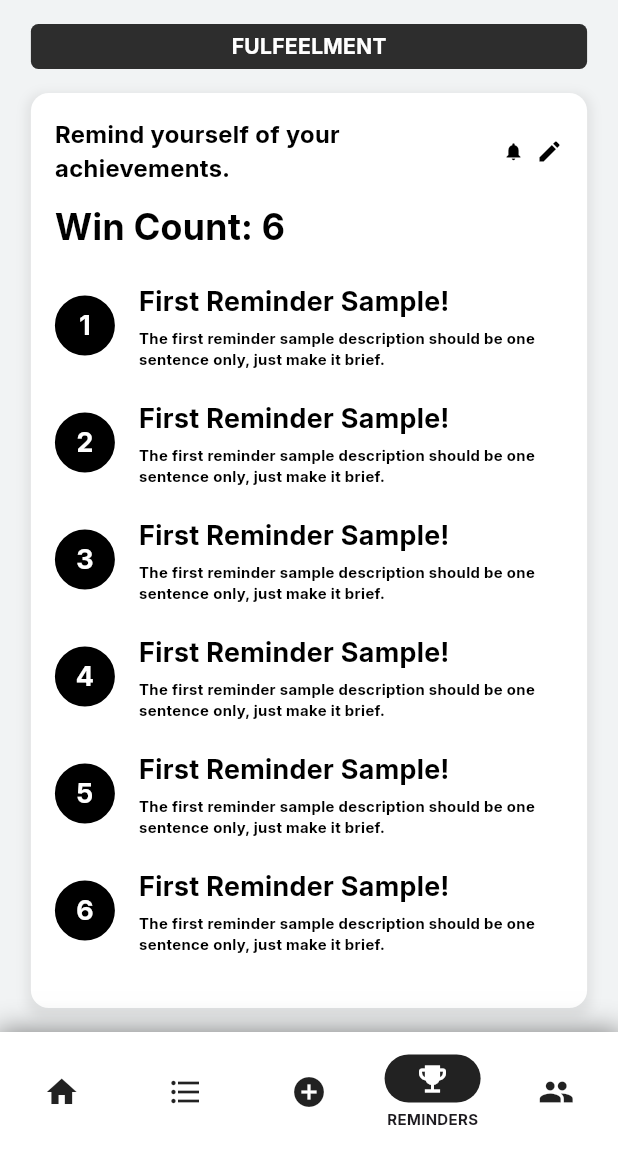
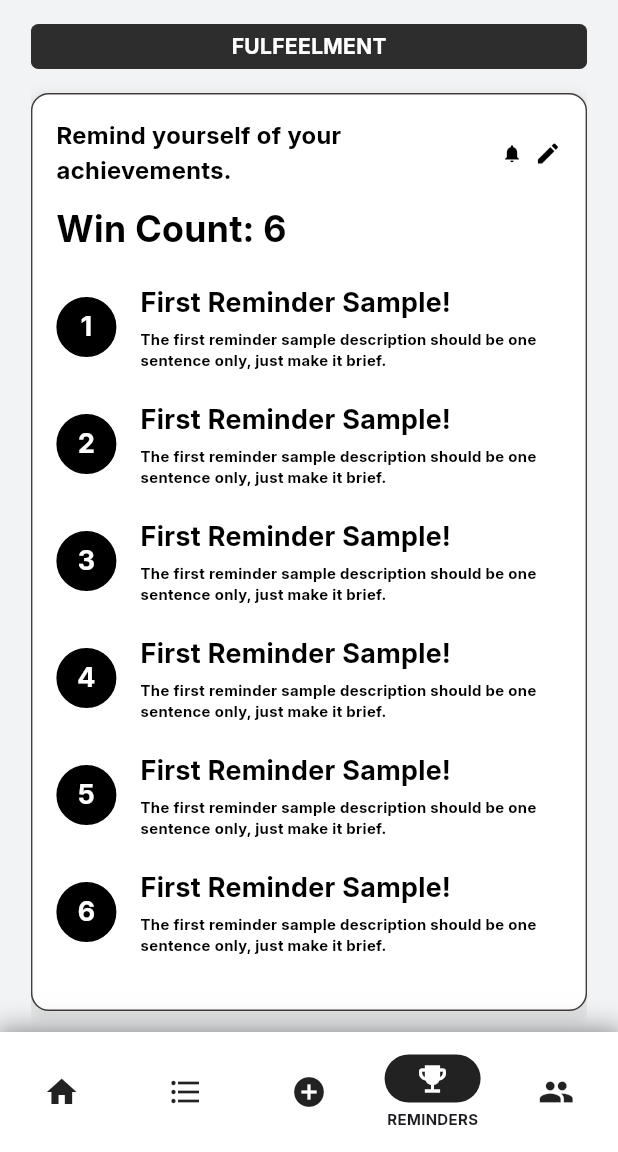
Before and after one commit to left-no-crumbz/freedfromwalls, a Flutter app: the screen it shows after launch, item 4 of the bottom bar chosen, on a phone screen of 412 x 824 dp, the part 84-1236 px from its top. Run offline on Flutter 3.47's test engine with Material 3 defaults, Android fonts, the phone set to English and light mode, and no system bars; our stand-ins replace table_calendar.

Commit message:
feat: Add border in feel_screen.dart and add launcher icon.

```diff
--- a/lib/screens/breather_screen.dart
+++ b/lib/screens/breather_screen.dart
@@ -43,7 +43,7 @@ class _BreatherPageState extends State<BreatherPage> {
                   crossAxisAlignment: CrossAxisAlignment.center,
                   children: [
                     // A container was needed to reduce the margin
-                    // of the IconButton (i h8 flutter)
+                    // of the IconButton
                     Container(
                       height: 30,
                       alignment: Alignment.centerLeft,
--- a/lib/screens/feel_screen.dart
+++ b/lib/screens/feel_screen.dart
@@ -9,6 +9,7 @@ class FeelPage extends StatefulWidget {
 }
 
 class _FeelPageState extends State<FeelPage> {
+  static const dividerColor = Color(0xFF423e3d);
   @override
   Widget build(BuildContext context) {
     return Scaffold(
@@ -18,7 +19,6 @@ class _FeelPageState extends State<FeelPage> {
             mainAxisSize: MainAxisSize.min,
             children: [
               const ScreenTitle(title: "FULFEELMENT"),
-              // Motivational Text Container with vertical numbered circles
               Container(
                 padding: const EdgeInsets.all(16.0),
                 margin: const EdgeInsets.only(bottom: 16.0),
@@ -34,6 +34,7 @@ class _FeelPageState extends State<FeelPage> {
                       offset: const Offset(0, 3), // changes position of shadow
                     ),
                   ],
+                  border: Border.all(color: dividerColor),
                 ),
                 child: Column(
                   crossAxisAlignment:
--- a/pubspec.yaml
+++ b/pubspec.yaml
@@ -39,7 +39,12 @@ dependencies:
 dev_dependencies:
   flutter_test:
     sdk: flutter
+  flutter_launcher_icons: "^0.13.1"
 
+flutter_icons:
+  image_path: lib/assets/images/logo.png
+  android: true
+  ios: true
   # The "flutter_lints" package below contains a set of recommended lints to
   # encourage good coding practices. The lint set provided by the package is
   # activated in the `analysis_options.yaml` file located at the root of your
```
Also changed, not shown: pubspec.lock.
